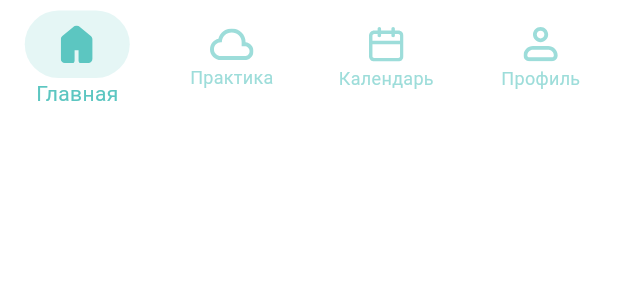
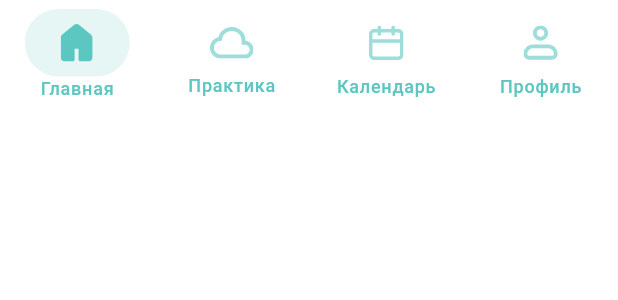
Before and after one commit to Sobol17/vairoo-app, a Flutter app: the CustomBottomNavigation widget shown alone on an empty page, opened directly with empty values, on a phone screen of 412 x 824 dp. Shown: the top 300 px of the screen. Run offline on Flutter 3.47's test engine with Material 3 defaults, Android fonts, the phone set to English and light mode, and no system bars; our stand-ins replace dio, equatable, flutter_svg, go_router, shared_preferences; accounts and stored records are empty.

Commit message:
Поправил ui в bottom навигации

```diff
--- a/lib/src/shared/widgets/bottom_navigation_bar.dart
+++ b/lib/src/shared/widgets/bottom_navigation_bar.dart
@@ -14,12 +14,34 @@ class CustomBottomNavigation extends StatelessWidget {
 
   @override
   Widget build(BuildContext context) {
-    return BottomNavigationBar(
+    final theme = Theme.of(context);
+    final labelStyle =
+        theme.textTheme.labelMedium?.copyWith(
+          fontSize: 12,
+          color: AppColors.secondary,
+          fontWeight: FontWeight.w500,
+        ) ??
+        const TextStyle(
+          fontSize: 12,
+          color: AppColors.secondary,
+          fontWeight: FontWeight.w500,
+        );
+
+    final bar = BottomNavigationBar(
       type: BottomNavigationBarType.fixed,
       backgroundColor: Colors.white,
       elevation: 0,
       selectedItemColor: AppColors.secondary,
-      unselectedItemColor: AppColors.secondary.withOpacity(0.6),
+      unselectedItemColor: AppColors.secondary,
+      selectedIconTheme: const IconThemeData(color: AppColors.secondary),
+      unselectedIconTheme: IconThemeData(
+        color: AppColors.secondary.withValues(alpha: 0.6),
+      ),
+      selectedLabelStyle: labelStyle,
+      unselectedLabelStyle: labelStyle,
+      showUnselectedLabels: true,
+      selectedFontSize: labelStyle.fontSize ?? 12,
+      unselectedFontSize: labelStyle.fontSize ?? 12,
       currentIndex: currentIndex,
       onTap: onDestinationSelected,
       items: const [
@@ -73,6 +95,17 @@ class CustomBottomNavigation extends StatelessWidget {
         ),
       ],
     );
+
+    return Theme(
+      data: theme.copyWith(
+        splashFactory: NoSplash.splashFactory,
+        splashColor: Colors.transparent,
+        highlightColor: Colors.transparent,
+        hoverColor: Colors.transparent,
+        focusColor: Colors.transparent,
+      ),
+      child: bar,
+    );
   }
 }
 
@@ -95,14 +128,12 @@ class _NavIcon extends StatelessWidget {
       colorFilter: ColorFilter.mode(iconColor, BlendMode.srcIn),
     );
 
-    if (!isActive) {
-      return icon;
-    }
-
     return Container(
       padding: const EdgeInsets.symmetric(horizontal: 24, vertical: 10),
       decoration: BoxDecoration(
-        color: AppColors.secondary.withOpacity(0.16),
+        color: !isActive
+            ? AppColors.surface
+            : AppColors.secondary.withValues(alpha: 0.16),
         borderRadius: BorderRadius.circular(32),
       ),
       child: icon,
```
